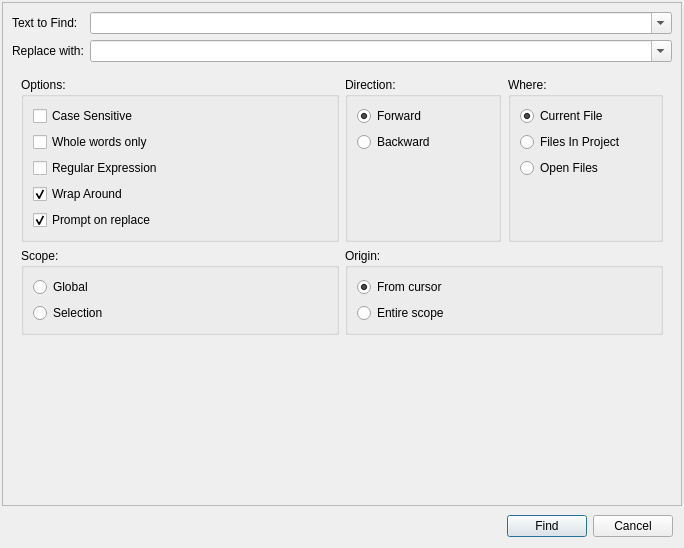
Old version of the form RedPandaIDE/widgets/searchdialog.ui in the repository royqh1979/RedPanda-CPP.
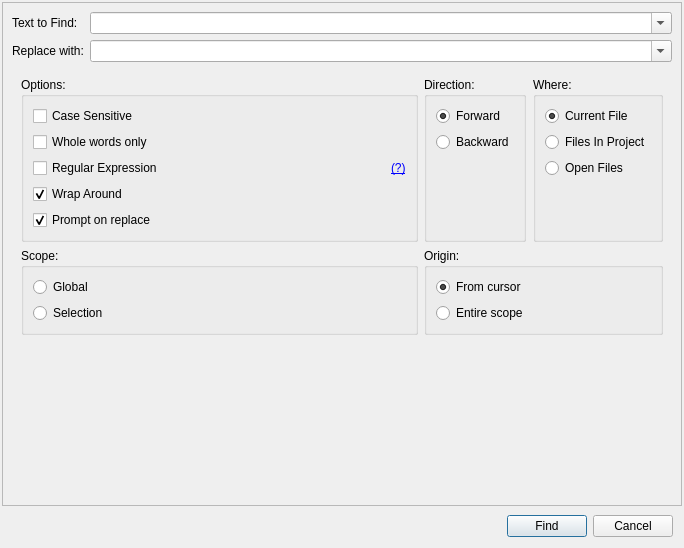
New version of the form.

Commit message: - enhancement: add help link for regular expression in search dialog

Patch:
```diff
--- a/RedPandaIDE/widgets/searchdialog.ui
+++ b/RedPandaIDE/widgets/searchdialog.ui
@@ -126,10 +126,50 @@
              </widget>
             </item>
             <item>
-             <widget class="QCheckBox" name="chkRegExp">
-              <property name="text">
-               <string>Regular Expression</string>
-              </property>
+             <widget class="QWidget" name="widget_2" native="true">
+              <layout class="QHBoxLayout" name="horizontalLayout_3">
+               <property name="leftMargin">
+                <number>0</number>
+               </property>
+               <property name="topMargin">
+                <number>0</number>
+               </property>
+               <property name="rightMargin">
+                <number>0</number>
+               </property>
+               <property name="bottomMargin">
+                <number>0</number>
+               </property>
+               <item>
+                <widget class="QCheckBox" name="chkRegExp">
+                 <property name="sizePolicy">
+                  <sizepolicy hsizetype="Expanding" vsizetype="Fixed">
+                   <horstretch>0</horstretch>
+                   <verstretch>0</verstretch>
+                  </sizepolicy>
+                 </property>
+                 <property name="text">
+                  <string>Regular Expression</string>
+                 </property>
+                </widget>
+               </item>
+               <item>
+                <widget class="QLabel" name="txtRegExpHelp">
+                 <property name="sizePolicy">
+                  <sizepolicy hsizetype="Preferred" vsizetype="Preferred">
+                   <horstretch>0</horstretch>
+                   <verstretch>0</verstretch>
+                  </sizepolicy>
+                 </property>
+                 <property name="text">
+                  <string>&lt;html&gt;&lt;head/&gt;&lt;body&gt;&lt;p&gt;&lt;a href=&quot;https://docs.microsoft.com/en-us/dotnet/standard/base-types/regular-expression-language-quick-reference&quot;&gt;&lt;span style=&quot; text-decoration: underline; color:#0000ff;&quot;&gt;(?)&lt;/span&gt;&lt;/a&gt;&lt;/p&gt;&lt;/body&gt;&lt;/html&gt;</string>
+                 </property>
+                 <property name="openExternalLinks">
+                  <bool>true</bool>
+                 </property>
+                </widget>
+               </item>
+              </layout>
              </widget>
             </item>
             <item>
@@ -253,7 +293,7 @@
                  <property name="sizeHint" stdset="0">
                   <size>
                    <width>20</width>
-                   <height>40</height>
+                   <height>0</height>
                   </size>
                  </property>
                 </spacer>
@@ -299,7 +339,7 @@
                  <property name="sizeHint" stdset="0">
                   <size>
                    <width>20</width>
-                   <height>40</height>
+                   <height>0</height>
                   </size>
                  </property>
                 </spacer>
```
The commit also changes 3 other files.
